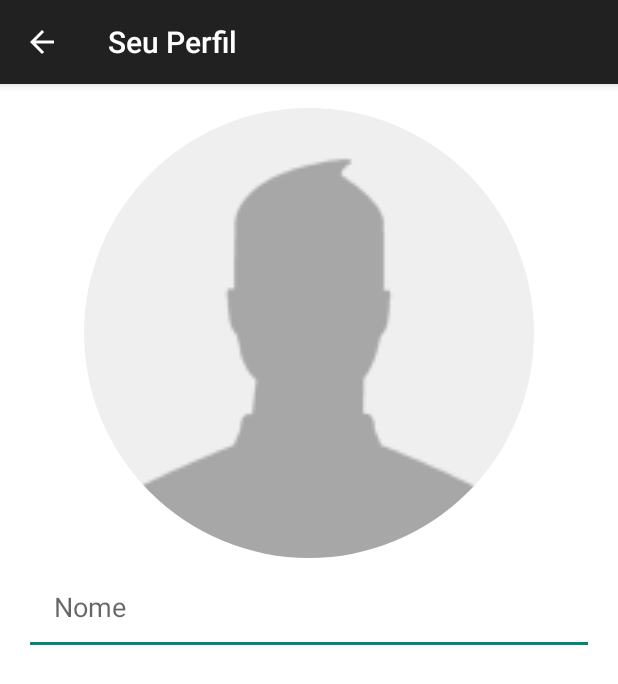
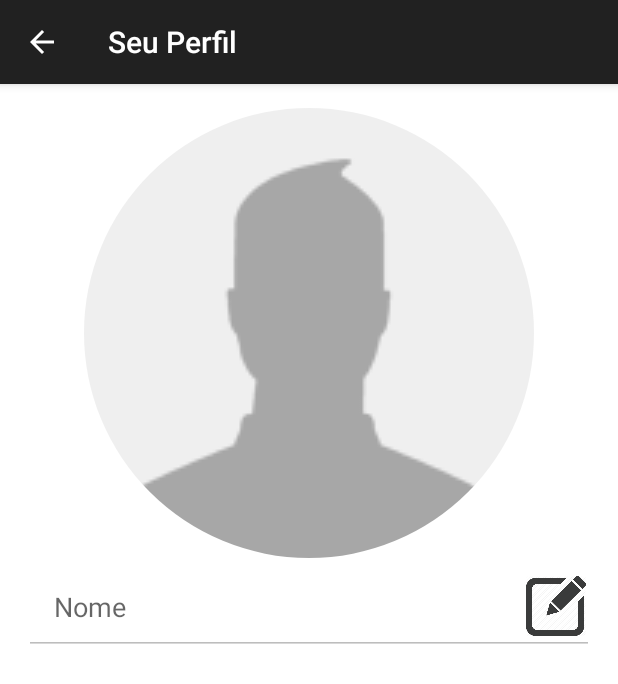
Before and after one commit to fernando1910/MyApplication, an Android app: the padraoPerfil screen opened directly, with no data from a screen before it, on a phone screen of 412 x 824 dp. Shown: the top 684 px of the screen. Run offline under Robolectric (Android 15) with nearby library versions, the phone set to English and light mode, and no system bars; 1 statement that could not run was skipped.

```diff
--- a/app/src/main/java/project/myapplication/clsUtil.java
+++ b/app/src/main/java/project/myapplication/clsUtil.java
@@ -1,6 +1,10 @@
 package project.myapplication;
 
 import android.content.Context;
+import android.content.res.Resources;
+import android.graphics.Bitmap;
+import android.graphics.drawable.BitmapDrawable;
+import android.graphics.drawable.Drawable;
 
 import java.text.DateFormat;
 import java.text.SimpleDateFormat;
@@ -31,6 +35,15 @@ public class clsUtil {
         config_dao.Atualizar(objConfig);
     }
 
+    public Drawable retornarIcone(Drawable drawable, Resources resources)
+    {
+
+        Bitmap bitmap = ((BitmapDrawable)drawable).getBitmap();
+        Drawable d = new BitmapDrawable(resources, Bitmap.createScaledBitmap(bitmap,60,60,true));
+        return d;
+
+    }
+
     public clsUtil() {
     }
 
--- a/app/src/main/java/project/myapplication/padraoPerfil.java
+++ b/app/src/main/java/project/myapplication/padraoPerfil.java
@@ -4,6 +4,7 @@ import android.app.ActionBar;
 import android.content.Intent;
 import android.graphics.Bitmap;
 import android.graphics.BitmapFactory;
+import android.graphics.drawable.BitmapDrawable;
 import android.graphics.drawable.Drawable;
 import android.net.Uri;
 import android.os.NetworkOnMainThreadException;
@@ -14,6 +15,7 @@ import android.text.Layout;
 import android.view.Display;
 import android.view.Menu;
 import android.view.MenuItem;
+import android.view.View;
 import android.view.WindowManager;
 import android.widget.EditText;
 import android.widget.ImageButton;
@@ -37,67 +39,28 @@ import java.net.URI;
 
 public class padraoPerfil extends ActionBarActivity {
     EditText etNome;
-    ImageButton ibPerfil;
+    ImageButton ibPerfil, ibEditarNome;
     RoundImage roundedImage;
+
 
     @Override
     protected void onCreate(Bundle savedInstanceState) {
         super.onCreate(savedInstanceState);
         setContentView(R.layout.activity_padrao_perfil);
-        StrictMode.ThreadPolicy policy = new StrictMode.ThreadPolicy.Builder().permitAll().build();
-        StrictMode.setThreadPolicy(policy);
         getSupportActionBar().setDisplayHomeAsUpEnabled(true);
 
         ibPerfil = (ImageButton)findViewById(R.id.ibPerfil);
+        ibEditarNome = (ImageButton)findViewById(R.id.ibEditarNome);
         etNome = (EditText)findViewById(R.id.etNome);
+        etNome.setEnabled(false);
 
         Bitmap bm = BitmapFactory.decodeResource(getResources(),R.drawable.image);
         roundedImage  = new RoundImage(bm);
         ibPerfil.setImageDrawable(roundedImage);
 
-        String result;
-
-        try {
-            HttpClient httpClient = new DefaultHttpClient();
-            try {
-                HttpPost httpPost = new HttpPost("http://www.fiesta1.hol.es/CadUsuario.php");
-
-
-                HttpResponse httpResponse = httpClient.execute(httpPost);
-
-                HttpEntity httpEntity = httpResponse.getEntity();
-
-                InputStream inputStream = httpEntity.getContent();
-                try {
-                    BufferedReader reader = new BufferedReader(new InputStreamReader(inputStream, "iso-8859-1"), 8);
-                    StringBuilder stringBuilder = new StringBuilder();
-                    String line = null;
-                    while ((line = reader.readLine()) != null) {
-                        stringBuilder.append(line + "\n");
-                    }
-                    inputStream.close();
-                    result = stringBuilder.toString();
-                } catch (Exception e) {
-                    Toast.makeText(this, e.getMessage(), Toast.LENGTH_LONG).show();
-                }
-            }
-            catch (NetworkOnMainThreadException ex)
-            {
-                result = ex.getMessage();
-            }
-
-        }
-        catch (Exception e)
-        {
-            Toast.makeText(this,e.getMessage(),Toast.LENGTH_LONG).show();
-        }
-
-        /*
-
         clsUsuario objUsuario;
         UsuarioDAO usuarioDAO = new UsuarioDAO(getApplicationContext());
         objUsuario = usuarioDAO.getUsuario(1);
-        String caminhoFoto = objUsuario.getCaminhoFoto();
 
         etNome.setText(objUsuario.getNome());
 
@@ -107,22 +70,14 @@ public class padraoPerfil extends ActionBarActivity {
             ibPerfil =(ImageButton)findViewById(R.id.ibPerfil);
             ibPerfil.setImageDrawable(roundedImage);
 
-            File file = new File(caminhoFoto);
-
-            /*if(file.exists())
-            {
-                //Bitmap image = BitmapFactory.decodeFile(file.getPath());
-                //ibPerfil.setImageBitmap(image);
-                //ibPerfil.setImageURI(uri);
-            }
-
-
-
         }catch (Exception e)
         {
             Toast.makeText(this,e.getMessage(), Toast.LENGTH_SHORT).show();
         }
-        */
+        clsUtil objUtil = new clsUtil();
+        ibEditarNome.setImageDrawable(objUtil.retornarIcone(getResources().getDrawable(R.drawable.ic_edit),getResources()));
+
+
 
     }
 
@@ -155,4 +110,10 @@ public class padraoPerfil extends ActionBarActivity {
 
     }
 
+    public void onClickEditarNome(View v)
+    {
+        etNome.setEnabled(true);
+
+    }
+
 }
--- a/app/src/main/res/layout/activity_padrao_perfil.xml
+++ b/app/src/main/res/layout/activity_padrao_perfil.xml
@@ -8,27 +8,40 @@
     android:background="#FFFFFF"
     tools:context="project.myapplication.padraoPerfil">
 
-
     <ImageButton
-        android:text="Select Photo"
+        android:text="@string/selecionar_foto"
         android:id="@+id/ibPerfil"
         android:layout_width="300dp"
         android:layout_height="300dp"
         android:scaleType="centerCrop"
         android:background="#FFFFFF"
         android:layout_gravity="center"
+        android:contentDescription="Imagem de Perfil" />
 
-        />
+    <RelativeLayout xmlns:android="http://schemas.android.com/apk/res/android"
+        android:layout_width="fill_parent"
+        android:layout_height="wrap_content" >
 
         <EditText
             android:padding="20dp"
             android:id="@+id/etNome"
-        android:layout_width="match_parent"
+            android:layout_width="fill_parent"
             android:layout_height="wrap_content"
             android:hint="Nome"
             android:inputType="textPersonName"
-
         />
 
+        <ImageButton
+            android:id="@+id/ibEditarNome"
+            android:layout_width="wrap_content"
+            android:layout_height="wrap_content"
+            android:layout_alignParentRight="true"
+            android:layout_centerVertical="true"
+            android:layout_margin="5dp"
+            android:text="Button"
+            android:onClick="onClickEditarNome"
+            android:background="@null"
+        />
 
+</RelativeLayout>
 </LinearLayout>
--- a/app/src/main/res/values/strings.xml
+++ b/app/src/main/res/values/strings.xml
@@ -62,5 +62,9 @@
     <string name="title_activity_listar">Listar</string>
     <string name="title_activity_padrao_notificacao">padraoNotificacao</string>
 
+    <!-- String tela de Perfil -->
+
+    <string name="selecionar_foto">Select Photo</string>
+
 
 </resources>
```
Also changed, not shown: app/src/main/res/drawable/ic_edit.png (added), 1 other file. Lines whose indentation alone changed are shown as unchanged.
